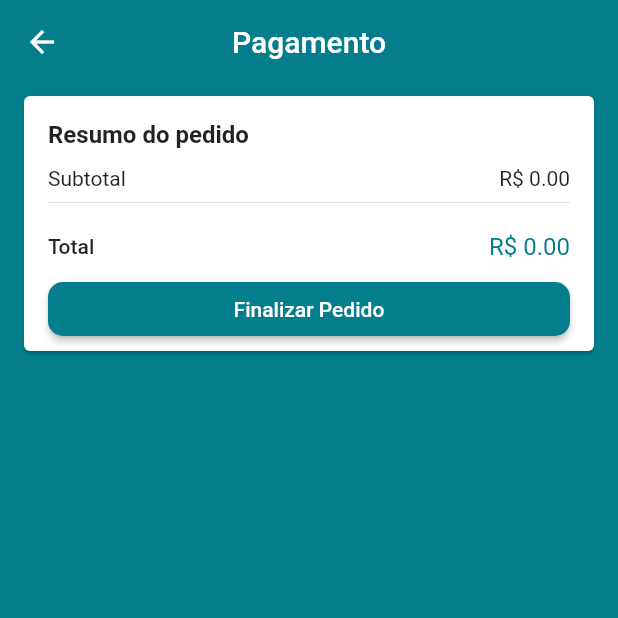
After one commit to goncalveshigino/loja_virtual, a Flutter app: the CheckoutScreen screen opened by its route, after a tap on "Finalizar Pedido", on a phone screen of 412 x 824 dp, the top half of it. The commit adds this screen. Run offline on Flutter 3.47's test engine with Material 2 defaults, Android fonts, the phone set to English and light mode, and no system bars; our stand-ins replace brasil_fields, carousel_pro, cloud_firestore, dio, firebase_auth, firebase_storage and 4 more; missing offline and left inert: alphabet_list_scroll_view; accounts and stored records are empty.

Commit message:
checkout screen

```diff
--- a/lib/Screen/address/address_screen.dart
+++ b/lib/Screen/address/address_screen.dart
@@ -19,8 +19,8 @@ class AddressScreen extends StatelessWidget {
             return PriceCard(
               buttonText: 'Continuar para o Pagamento',
               onPressed: cartManager.isAddressValid ? () {
-
-              }: null,
+                  Navigator.of(context).pushNamed('/checkout');
+              } : null,
             );
           })
         ],
--- /dev/null
+++ b/lib/Screen/checkout/checkout_screen.dart
@@ -0,0 +1,24 @@
+import 'package:flutter/material.dart';
+import 'package:loja_virtual/common/price_card.dart';
+
+class CheckoutScreen extends StatelessWidget {
+  @override
+  Widget build(BuildContext context) {
+    return Scaffold(
+      appBar: AppBar(
+        title: const Text('Pagamento'),
+        centerTitle: true,
+      ),
+      body: ListView(
+        children: <Widget>[
+          PriceCard(
+            buttonText: 'Finalizar Pedido',
+            onPressed: (){
+
+            },
+          )
+        ],
+      ),
+    );
+  }
+}
--- a/lib/main.dart
+++ b/lib/main.dart
@@ -1,5 +1,6 @@
 import 'package:flutter/material.dart';
 import 'package:loja_virtual/Screen/address/address_screen.dart';
+import 'package:loja_virtual/Screen/checkout/checkout_screen.dart';
 import 'package:loja_virtual/Screen/edit_product/edit_product_screen.dart';
 import 'package:loja_virtual/Screen/select_product/select_product_screen.dart';
 
@@ -77,6 +78,9 @@ class MyApp extends StatelessWidget {
             case '/address':
               return MaterialPageRoute(builder: (_) => AddressScreen());
 
+            case '/checkout':
+              return MaterialPageRoute(builder: (_) => CheckoutScreen());
+
             case '/edit_product':
               return MaterialPageRoute(
                   builder: (_) =>
```
